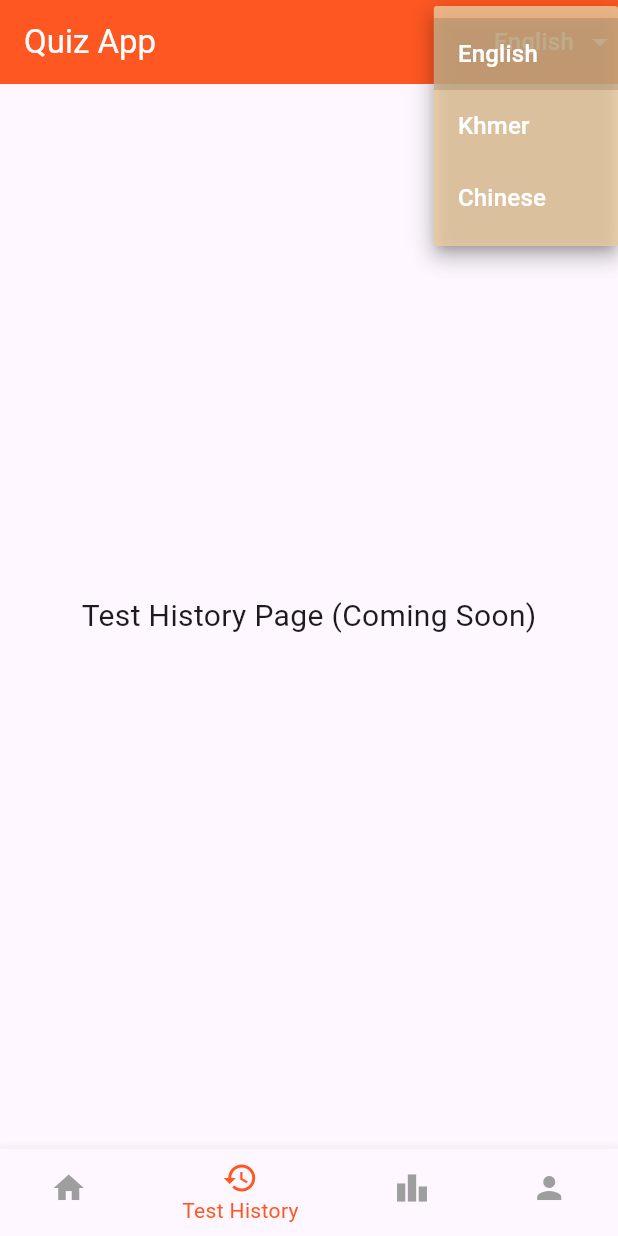
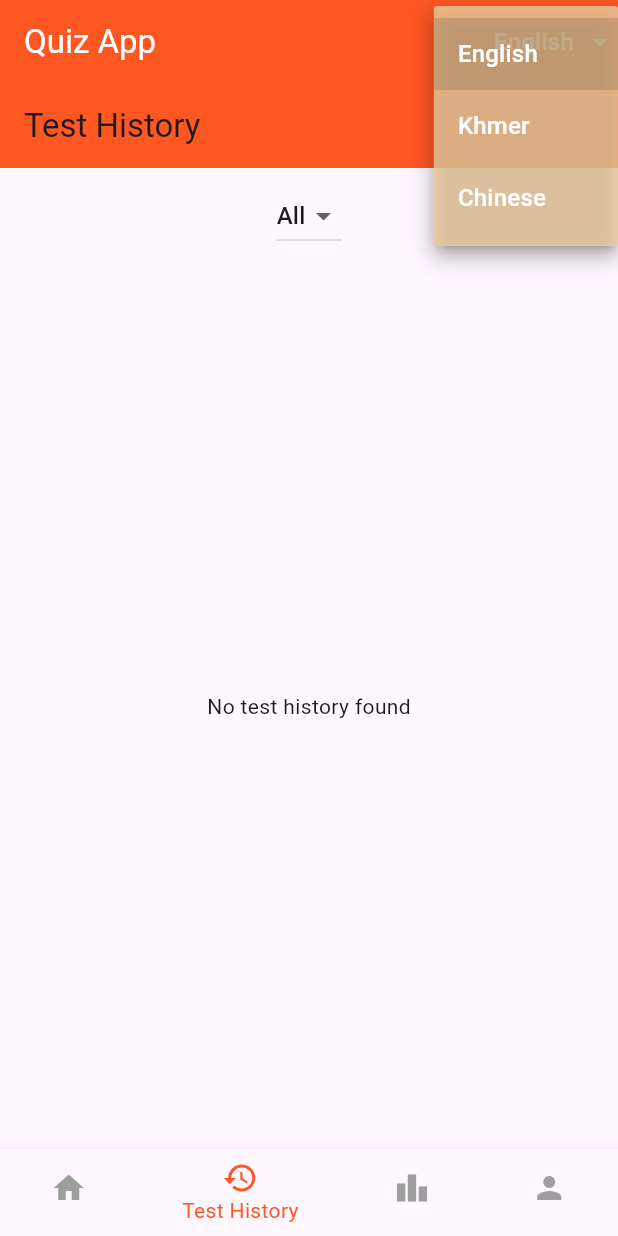
Before and after one commit to reaksmeyun/projectquiz, a Flutter app: the HomeScreen screen opened directly, item 2 of the bottom bar chosen, after a tap on "English", on a phone screen of 412 x 824 dp. Run offline on Flutter 3.47's test engine with Material 3 defaults, Android fonts, the light colour scheme and no system bars; our stand-ins replace shared_preferences; accounts and stored records are empty; network calls fail.

Commit message:
updated new version quiz

```diff
--- a/lib/pages/home.dart
+++ b/lib/pages/home.dart
@@ -1,8 +1,9 @@
 import 'dart:convert';
 import 'package:flutter/material.dart';
 import 'package:http/http.dart' as http;
-import 'quiz_home.dart';
+import 'quiz_screen.dart';
 import 'service.dart'; // Make sure baseURL is defined here
+import 'test_history_screen.dart'; // Import TestHistoryScreen
 
 class HomeScreen extends StatefulWidget {
   const HomeScreen({super.key});
@@ -44,9 +45,6 @@ class _HomeScreenState extends State<HomeScreen> {
         },
       );
 
-      print("Status: ${response.statusCode}");
-      print("Body: ${response.body}");
-
       if (response.statusCode == 200) {
         final data = jsonDecode(response.body) as List;
         setState(() {
@@ -62,7 +60,6 @@ class _HomeScreenState extends State<HomeScreen> {
         setState(() => categories = []);
       }
     } catch (e) {
-      print("Exception: $e");
       setState(() => categories = []);
     }
   }
@@ -79,43 +76,9 @@ class _HomeScreenState extends State<HomeScreen> {
     }
   }
 
-  @override
-  Widget build(BuildContext context) {
-    return Scaffold(
-      appBar: AppBar(
-        title: const Text("Quiz App", style: TextStyle(color: Colors.white)),
-        backgroundColor: Colors.deepOrange,
-        actions: [
-          DropdownButton<String>(
-            value: _selectedLanguage,
-            dropdownColor: const Color.fromARGB(255, 234, 203, 157)
-                .withAlpha(204), // fixed deprecated withOpacity
-            underline: const SizedBox(),
-            iconEnabledColor: Colors.white,
-            onChanged: (value) {
-              setState(() {
-                _selectedLanguage = value!;
-              });
-            },
-            items: const [
-              DropdownMenuItem(
-                value: "English",
-                child: Text("English", style: TextStyle(color: Colors.white)),
-              ),
-              DropdownMenuItem(
-                value: "Khmer",
-                child: Text("Khmer", style: TextStyle(color: Colors.white)),
-              ),
-              DropdownMenuItem(
-                value: "Chinese",
-                child: Text("Chinese", style: TextStyle(color: Colors.white)),
-              ),
-            ],
-          ),
-        ],
-      ),
-      body: _currentIndex == 0
-          ? Column(
+  // Build Home tab content (banner + categories)
+  Widget buildHomeContent() {
+    return Column(
       children: [
         // Banner
         Container(
@@ -165,7 +128,7 @@ class _HomeScreenState extends State<HomeScreen> {
                           context,
                           MaterialPageRoute(
                             builder: (_) =>
-                                        QuizHome(categoryId: categoryId),
+                                QuizScreen(categoryId: categoryId),
                           ),
                         );
                       },
@@ -175,8 +138,7 @@ class _HomeScreenState extends State<HomeScreen> {
                           color: Colors.orangeAccent,
                           image: category['iconUrl'] != null
                               ? DecorationImage(
-                                          image: NetworkImage(
-                                              category['iconUrl']),
+                                  image: NetworkImage(category['iconUrl']),
                                   fit: BoxFit.cover,
                                   colorFilter: ColorFilter.mode(
                                     Colors.black.withAlpha(128),
@@ -201,13 +163,60 @@ class _HomeScreenState extends State<HomeScreen> {
                 ),
         ),
       ],
-            )
-          : Center(
+    );
+  }
+
+  @override
+  Widget build(BuildContext context) {
+    // Determine which tab to display
+    Widget currentTab;
+    if (_currentIndex == 0) {
+      currentTab = buildHomeContent();
+    } else if (_currentIndex == 1) {
+      currentTab = const TestHistoryScreen(); // Show Test History tab
+    } else {
+      currentTab = Center(
         child: Text(
           "${_tabs[_currentIndex]} Page (Coming Soon)",
           style: const TextStyle(fontSize: 20),
         ),
+      );
+    }
+
+    return Scaffold(
+      appBar: AppBar(
+        title: const Text("Quiz App", style: TextStyle(color: Colors.white)),
+        backgroundColor: Colors.deepOrange,
+        actions: [
+          DropdownButton<String>(
+            value: _selectedLanguage,
+            dropdownColor: const Color.fromARGB(255, 234, 203, 157)
+                .withAlpha(204),
+            underline: const SizedBox(),
+            iconEnabledColor: Colors.white,
+            onChanged: (value) {
+              setState(() {
+                _selectedLanguage = value!;
+              });
+            },
+            items: const [
+              DropdownMenuItem(
+                value: "English",
+                child: Text("English", style: TextStyle(color: Colors.white)),
               ),
+              DropdownMenuItem(
+                value: "Khmer",
+                child: Text("Khmer", style: TextStyle(color: Colors.white)),
+              ),
+              DropdownMenuItem(
+                value: "Chinese",
+                child: Text("Chinese", style: TextStyle(color: Colors.white)),
+              ),
+            ],
+          ),
+        ],
+      ),
+      body: currentTab,
       bottomNavigationBar: BottomNavigationBar(
         currentIndex: _currentIndex,
         selectedItemColor: Colors.deepOrange,
@@ -217,10 +226,8 @@ class _HomeScreenState extends State<HomeScreen> {
         },
         items: const [
           BottomNavigationBarItem(icon: Icon(Icons.home), label: "Home"),
-          BottomNavigationBarItem(
-              icon: Icon(Icons.history), label: "Test History"),
-          BottomNavigationBarItem(
-              icon: Icon(Icons.leaderboard), label: "Top Users"),
+          BottomNavigationBarItem(icon: Icon(Icons.history), label: "Test History"),
+          BottomNavigationBarItem(icon: Icon(Icons.leaderboard), label: "Top Users"),
           BottomNavigationBarItem(icon: Icon(Icons.person), label: "Profile"),
         ],
       ),
--- /dev/null
+++ b/lib/pages/test_history_screen.dart
@@ -0,0 +1,130 @@
+import 'dart:convert';
+import 'package:flutter/material.dart';
+import 'package:shared_preferences/shared_preferences.dart';
+import 'test_history_detail_screen.dart';
+
+class TestHistoryScreen extends StatefulWidget {
+  const TestHistoryScreen({super.key});
+
+  @override
+  State<TestHistoryScreen> createState() => _TestHistoryScreenState();
+}
+
+class _TestHistoryScreenState extends State<TestHistoryScreen> {
+  List<Map<String, dynamic>> testHistory = [];
+  List<Map<String, dynamic>> filteredHistory = [];
+  bool isLoading = true;
+  String selectedCategory = "All";
+
+  @override
+  void initState() {
+    super.initState();
+    loadTestHistory();
+  }
+
+  Future<void> loadTestHistory() async {
+    final prefs = await SharedPreferences.getInstance();
+    final String? historyStr = prefs.getString("test_history");
+
+    if (historyStr != null) {
+      final List<dynamic> historyList = jsonDecode(historyStr);
+      setState(() {
+        testHistory = historyList.map<Map<String, dynamic>>((item) {
+          return Map<String, dynamic>.from(item);
+        }).toList();
+        filteredHistory = List.from(testHistory);
+        isLoading = false;
+      });
+    } else {
+      setState(() {
+        testHistory = [];
+        filteredHistory = [];
+        isLoading = false;
+      });
+    }
+  }
+
+  void filterByCategory(String category) {
+    setState(() {
+      selectedCategory = category;
+      if (category == "All") {
+        filteredHistory = List.from(testHistory);
+      } else {
+        filteredHistory = testHistory
+            .where((test) => test['categoryEn'] == category)
+            .toList();
+      }
+    });
+  }
+
+  @override
+  Widget build(BuildContext context) {
+    if (isLoading) {
+      return const Scaffold(
+        body: Center(child: CircularProgressIndicator()),
+      );
+    }
+
+    return Scaffold(
+      appBar: AppBar(
+        title: const Text("Test History"),
+        backgroundColor: Colors.deepOrange,
+      ),
+      body: Column(
+        children: [
+          // Category filter
+          Padding(
+            padding: const EdgeInsets.all(8.0),
+            child: DropdownButton<String>(
+              value: selectedCategory,
+              items: [
+                const DropdownMenuItem(value: "All", child: Text("All")),
+                ...testHistory
+                    .map<String>((test) => test['categoryEn'] as String)
+                    .toSet()
+                    .map(
+                      (cat) => DropdownMenuItem<String>(
+                        value: cat,
+                        child: Text(cat),
+                      ),
+                    )
+                    .toList(),
+              ],
+              onChanged: (value) {
+                filterByCategory(value!);
+              },
+            ),
+          ),
+          Expanded(
+            child: filteredHistory.isEmpty
+                ? const Center(child: Text("No test history found"))
+                : ListView.builder(
+                    itemCount: filteredHistory.length,
+                    itemBuilder: (context, index) {
+                      final test = filteredHistory[index];
+                      return Card(
+                        margin: const EdgeInsets.all(8),
+                        child: ListTile(
+                          title: Text(test['categoryEn']),
+                          subtitle: Text(
+                              "Score: ${test['score']} / ${test['totalQuestion']} • Correct: ${test['totalCorrect']}"),
+                          trailing: const Icon(Icons.arrow_forward_ios),
+                          onTap: () {
+                            Navigator.push(
+                              context,
+                              MaterialPageRoute(
+                                builder: (_) => TestHistoryDetailScreen(
+                                    testData: test),
+                              ),
+                            );
+                          },
+                        ),
+                      );
+                    },
+                  ),
+          ),
+        ],
+      ),
+    );
+  }
+}
--- a/pubspec.yaml
+++ b/pubspec.yaml
@@ -32,6 +32,7 @@ dependencies:
     sdk: flutter
   http: ^1.5.0
   html_unescape: ^2.0.0
+  shared_preferences: ^2.1.1
 
   # The following adds the Cupertino Icons font to your application.
   # Use with the CupertinoIcons class for iOS style icons.
```
Also changed, not shown: lib/pages/quiz_screen.dart (renamed from lib/pages/quiz_home.dart, +62 -17 lines), lib/pages/result_screen.dart (+28 -2 lines), lib/pages/test_history_detail_screen.dart (added, +64 -0 lines), pubspec.lock, 1 other file. Lines whose indentation alone changed are shown as unchanged.
